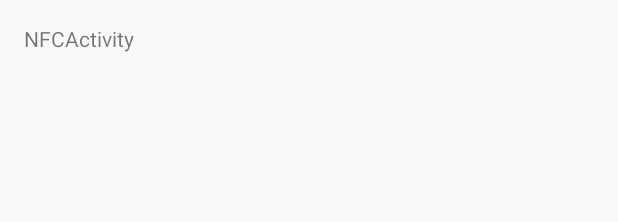
After one commit to TakuKobayashi/NRIHackathon2016, an Android app: the layout activity_nfc.xml on its own in the app's theme, with its tools: preview values and no code run, on a phone screen of 412 x 824 dp. The commit adds this screen. Shown: the top 222 px of the screen. Run offline under Robolectric (Android 15) with nearby library versions, the phone set to English and light mode, and no system bars.

Commit message:
NFCタグをの情報を取得してアプリが起動するような感じで作ることはできた

```diff
--- a/android_app/app/src/main/java/hackathon/nri/com/nrihackathon2016/ApplicationHelper.java
+++ b/android_app/app/src/main/java/hackathon/nri/com/nrihackathon2016/ApplicationHelper.java
@@ -11,6 +11,7 @@ import android.hardware.Camera;
 import android.os.Build;
 import android.os.Bundle;
 import android.util.Base64;
+import android.util.Log;
 import android.view.Surface;
 import android.webkit.WebView;
 import android.widget.ImageView;
--- /dev/null
+++ b/android_app/app/src/main/java/hackathon/nri/com/nrihackathon2016/Config.java
@@ -0,0 +1,5 @@
+package hackathon.nri.com.nrihackathon2016;
+
+public class Config {
+	public static final String TAG = "FriendFand";
+}
--- /dev/null
+++ b/android_app/app/src/main/res/layout/activity_nfc.xml
@@ -0,0 +1,16 @@
+<?xml version="1.0" encoding="utf-8"?>
+<RelativeLayout xmlns:android="http://schemas.android.com/apk/res/android"
+    xmlns:tools="http://schemas.android.com/tools"
+    android:layout_width="match_parent"
+    android:layout_height="match_parent"
+    android:paddingBottom="@dimen/activity_vertical_margin"
+    android:paddingLeft="@dimen/activity_horizontal_margin"
+    android:paddingRight="@dimen/activity_horizontal_margin"
+    android:paddingTop="@dimen/activity_vertical_margin"
+    tools:context="hackathon.nri.com.nrihackathon2016.MainActivity">
+
+    <TextView
+        android:layout_width="wrap_content"
+        android:layout_height="wrap_content"
+        android:text="@string/nfc_activity_title" />
+</RelativeLayout>
--- a/android_app/app/src/main/res/values/strings.xml
+++ b/android_app/app/src/main/res/values/strings.xml
@@ -1,3 +1,4 @@
 <resources>
     <string name="app_name">NRIHackathon2016</string>
+    <string name="nfc_activity_title">NFCActivity</string>
 </resources>
```
Also changed, not shown: android_app/app/src/main/AndroidManifest.xml (+28 -3 lines), android_app/app/src/main/java/hackathon/nri/com/nrihackathon2016/NfcActivity.java (added, +26 -0 lines), android_app/app/src/main/res/xml/nfc_filter.xml (added, +30 -0 lines).
